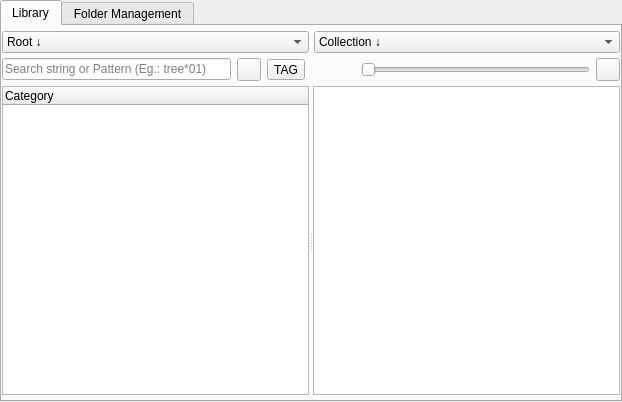
Old version of the form python2.7libs/oli/galleryUi.ui in the repository oleite/oli.
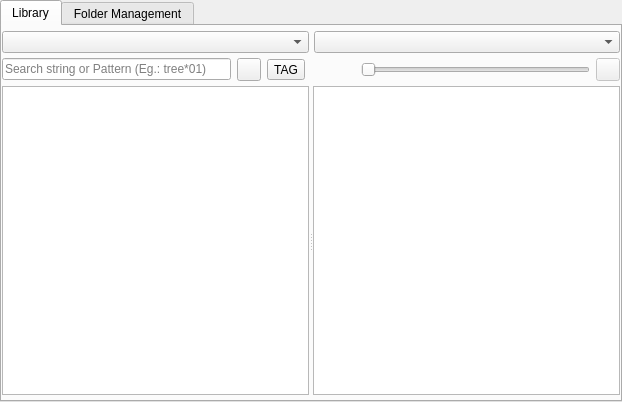
New version of the form.

Commit message: fix: gallery last_folder not loading

```diff
--- a/python2.7libs/oli/galleryUi.ui
+++ b/python2.7libs/oli/galleryUi.ui
@@ -73,24 +73,13 @@
            <number>0</number>
           </property>
           <item>
-           <widget class="QComboBox" name="rootBox">
-            <item>
-             <property name="text">
-              <string>Root ↓</string>
-             </property>
-            </item>
-           </widget>
+           <widget class="QComboBox" name="rootBox"/>
           </item>
           <item>
            <widget class="QComboBox" name="collectionsBox">
             <property name="currentText">
-             <string>Collection ↓ </string>
+             <string/>
             </property>
-            <item>
-             <property name="text">
-              <string>Collection ↓ </string>
-             </property>
-            </item>
            </widget>
           </item>
          </layout>
@@ -208,6 +197,9 @@
           </item>
           <item>
            <widget class="QToolButton" name="toggleListView">
+            <property name="enabled">
+             <bool>false</bool>
+            </property>
             <property name="toolTip">
              <string>Toggles between the List and Grid view modes</string>
             </property>
@@ -240,9 +232,21 @@
           <enum>Qt::Horizontal</enum>
          </property>
          <widget class="QTreeWidget" name="treeNav">
+          <property name="autoExpandDelay">
+           <number>0</number>
+          </property>
+          <property name="rootIsDecorated">
+           <bool>false</bool>
+          </property>
           <property name="animated">
            <bool>true</bool>
           </property>
+          <property name="wordWrap">
+           <bool>true</bool>
+          </property>
+          <property name="headerHidden">
+           <bool>true</bool>
+          </property>
           <attribute name="headerDefaultSectionSize">
            <number>20</number>
           </attribute>
```
The commit also changes 4 other files.
